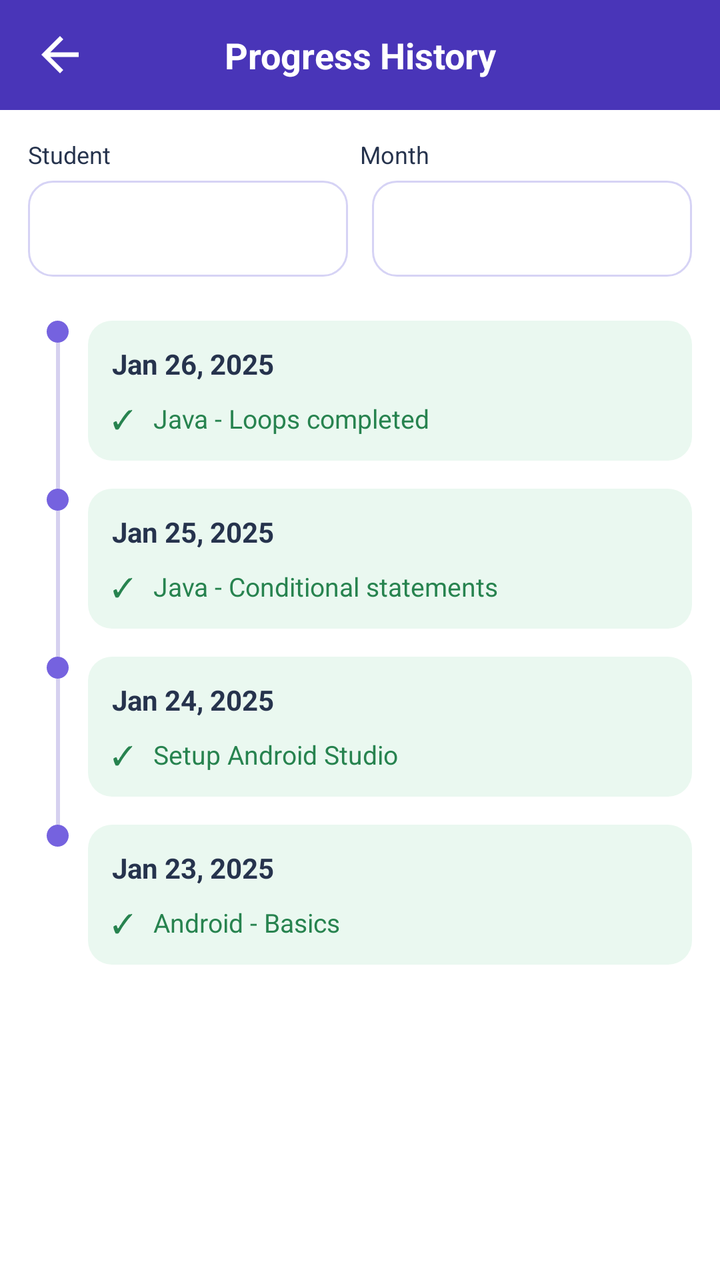
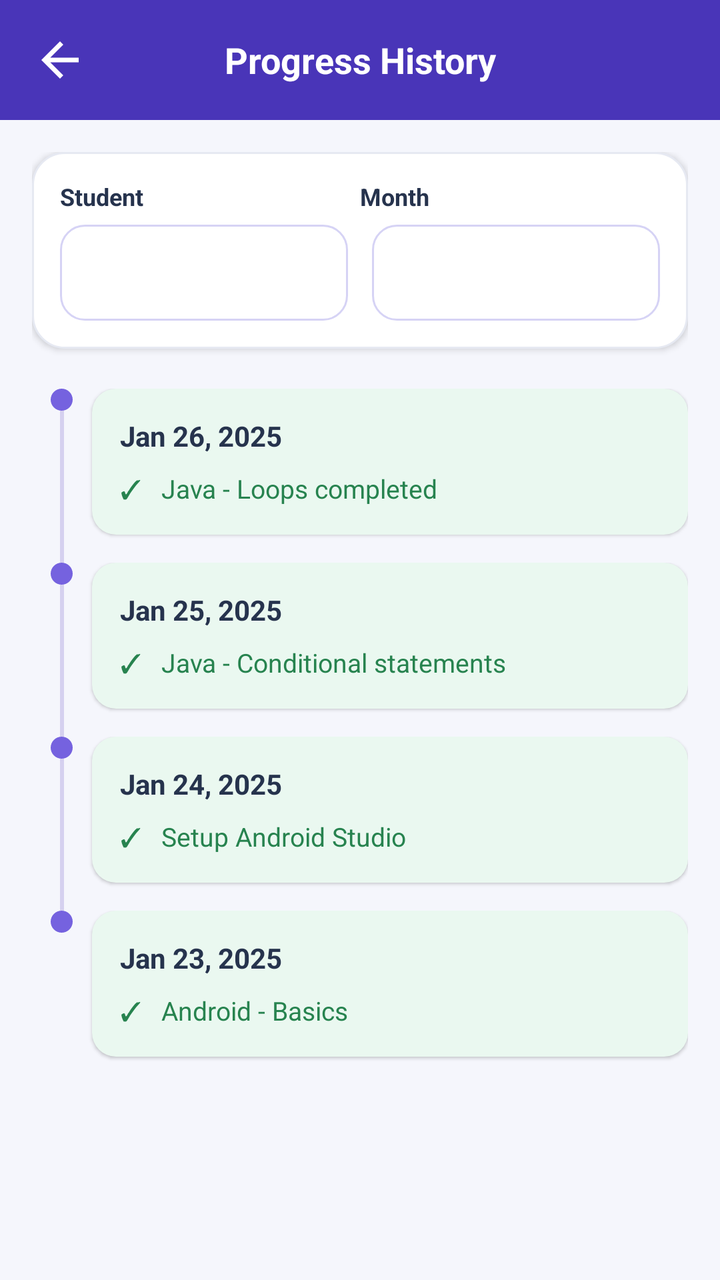

An Android layout rendered at two revisions. The XML below is the earlier revision; the diff shows what the commit changed to produce the second picture.
<!-- AndroidManifest.xml: application theme Theme.TrackPoint -->
<!-- res/layout/activity_progress_history.xml -->
<?xml version="1.0" encoding="utf-8"?>
<androidx.constraintlayout.widget.ConstraintLayout
    xmlns:android="http://schemas.android.com/apk/res/android"
    xmlns:app="http://schemas.android.com/apk/res-auto"
    android:layout_width="match_parent"
    android:layout_height="match_parent"
    android:background="#4935B8"
    android:fitsSystemWindows="true">

    
    <LinearLayout
        android:id="@+id/header"
        android:layout_width="match_parent"
        android:layout_height="55dp"
        android:orientation="horizontal"
        android:gravity="center_vertical"
        android:paddingStart="16dp"
        android:paddingEnd="16dp"
        android:background="#4935B8"
        app:layout_constraintTop_toTopOf="parent">

        <ImageView
            android:id="@+id/btnBack"
            android:layout_width="28dp"
            android:layout_height="28dp"
            android:src="@drawable/back_symbol"
            app:tint="#FFFFFF"
            android:contentDescription="Back"/>

        <TextView
            android:layout_width="0dp"
            android:layout_height="wrap_content"
            android:layout_weight="1"
            android:text="Progress History"
            android:textColor="#FFFFFF"
            android:textSize="18sp"
            android:textStyle="bold"
            android:gravity="center"/>

        <View
            android:layout_width="28dp"
            android:layout_height="28dp"/>

    </LinearLayout>

    
    <ScrollView
        android:layout_width="match_parent"
        android:layout_height="0dp"
        android:fillViewport="true"
        android:padding="14dp"
        android:background="#FFFFFF"
        app:layout_constraintTop_toBottomOf="@id/header"
        app:layout_constraintBottom_toBottomOf="parent">

        <LinearLayout
            android:layout_width="match_parent"
            android:layout_height="wrap_content"
            android:orientation="vertical">

            
            <LinearLayout
                android:layout_width="match_parent"
                android:layout_height="wrap_content"
                android:orientation="horizontal">

                <TextView
                    android:layout_width="0dp"
                    android:layout_height="wrap_content"
                    android:layout_weight="1"
                    android:text="Student"
                    android:textColor="#26334D"
                    android:textSize="12sp"/>

                <TextView
                    android:layout_width="0dp"
                    android:layout_height="wrap_content"
                    android:layout_weight="1"
                    android:text="Month"
                    android:textColor="#26334D"
                    android:textSize="12sp"/>

            </LinearLayout>

            
            <LinearLayout
                android:layout_width="match_parent"
                android:layout_height="48dp"
                android:orientation="horizontal"
                android:layout_marginTop="5dp"
                android:layout_marginBottom="22dp">

                <Spinner
                    android:id="@+id/spStudent"
                    android:layout_width="0dp"
                    android:layout_height="match_parent"
                    android:layout_weight="1"
                    android:layout_marginEnd="6dp"
                    android:background="@drawable/input_box"
                    android:paddingStart="8dp"/>

                <Spinner
                    android:id="@+id/spMonth"
                    android:layout_width="0dp"
                    android:layout_height="match_parent"
                    android:layout_weight="1"
                    android:layout_marginStart="6dp"
                    android:background="@drawable/input_box"
                    android:paddingStart="8dp"/>

            </LinearLayout>

            
            <LinearLayout
                android:layout_width="match_parent"
                android:layout_height="wrap_content"
                android:orientation="horizontal">

                <LinearLayout
                    android:layout_width="30dp"
                    android:layout_height="match_parent"
                    android:gravity="top|center_horizontal"
                    android:orientation="vertical">

                    <View
                        android:layout_width="11dp"
                        android:layout_height="11dp"
                        android:background="@drawable/timeline_dot"/>

                    <View
                        android:layout_width="2dp"
                        android:layout_height="match_parent"
                        android:background="#D5D0EF"/>

                </LinearLayout>

                <LinearLayout
                    android:layout_width="0dp"
                    android:layout_height="wrap_content"
                    android:layout_weight="1"
                    android:orientation="vertical"
                    android:padding="12dp"
                    android:layout_marginBottom="14dp"
                    android:background="@drawable/history_card">

                    <TextView
                        android:layout_width="wrap_content"
                        android:layout_height="wrap_content"
                        android:text="Jan 26, 2025"
                        android:textColor="#26334D"
                        android:textStyle="bold"
                        android:textSize="14sp"/>

                    <TextView
                        android:layout_width="match_parent"
                        android:layout_height="wrap_content"
                        android:layout_marginTop="9dp"
                        android:text="✓   Java - Loops completed"
                        android:textColor="#27834F"
                        android:textSize="13sp"/>

                </LinearLayout>

            </LinearLayout>

            
            <LinearLayout
                android:layout_width="match_parent"
                android:layout_height="wrap_content"
                android:orientation="horizontal">

                <LinearLayout
                    android:layout_width="30dp"
                    android:layout_height="match_parent"
                    android:gravity="top|center_horizontal"
                    android:orientation="vertical">

                    <View
                        android:layout_width="11dp"
                        android:layout_height="11dp"
                        android:background="@drawable/timeline_dot"/>

                    <View
                        android:layout_width="2dp"
                        android:layout_height="match_parent"
                        android:background="#D5D0EF"/>

                </LinearLayout>

                <LinearLayout
                    android:layout_width="0dp"
                    android:layout_height="wrap_content"
                    android:layout_weight="1"
                    android:orientation="vertical"
                    android:padding="12dp"
                    android:layout_marginBottom="14dp"
                    android:background="@drawable/history_card">

                    <TextView
                        android:layout_width="wrap_content"
                        android:layout_height="wrap_content"
                        android:text="Jan 25, 2025"
                        android:textColor="#26334D"
                        android:textStyle="bold"
                        android:textSize="14sp"/>

                    <TextView
                        android:layout_width="match_parent"
                        android:layout_height="wrap_content"
                        android:layout_marginTop="9dp"
                        android:text="✓   Java - Conditional statements"
                        android:textColor="#27834F"
                        android:textSize="13sp"/>

                </LinearLayout>

            </LinearLayout>

            
            <LinearLayout
                android:layout_width="match_parent"
                android:layout_height="wrap_content"
                android:orientation="horizontal">

                <LinearLayout
                    android:layout_width="30dp"
                    android:layout_height="match_parent"
                    android:gravity="top|center_horizontal"
                    android:orientation="vertical">

                    <View
                        android:layout_width="11dp"
                        android:layout_height="11dp"
                        android:background="@drawable/timeline_dot"/>

                    <View
                        android:layout_width="2dp"
                        android:layout_height="match_parent"
                        android:background="#D5D0EF"/>

                </LinearLayout>

                <LinearLayout
                    android:layout_width="0dp"
                    android:layout_height="wrap_content"
                    android:layout_weight="1"
                    android:orientation="vertical"
                    android:padding="12dp"
                    android:layout_marginBottom="14dp"
                    android:background="@drawable/history_card">

                    <TextView
                        android:layout_width="wrap_content"
                        android:layout_height="wrap_content"
                        android:text="Jan 24, 2025"
                        android:textColor="#26334D"
                        android:textStyle="bold"
                        android:textSize="14sp"/>

                    <TextView
                        android:layout_width="match_parent"
                        android:layout_height="wrap_content"
                        android:layout_marginTop="9dp"
                        android:text="✓   Setup Android Studio"
                        android:textColor="#27834F"
                        android:textSize="13sp"/>

                </LinearLayout>

            </LinearLayout>

            
            <LinearLayout
                android:layout_width="match_parent"
                android:layout_height="wrap_content"
                android:orientation="horizontal">

                <LinearLayout
                    android:layout_width="30dp"
                    android:layout_height="match_parent"
                    android:gravity="top|center_horizontal"
                    android:orientation="vertical">

                    <View
                        android:layout_width="11dp"
                        android:layout_height="11dp"
                        android:background="@drawable/timeline_dot"/>

                </LinearLayout>

                <LinearLayout
                    android:layout_width="0dp"
                    android:layout_height="wrap_content"
                    android:layout_weight="1"
                    android:orientation="vertical"
                    android:padding="12dp"
                    android:layout_marginBottom="14dp"
                    android:background="@drawable/history_card">

                    <TextView
                        android:layout_width="wrap_content"
                        android:layout_height="wrap_content"
                        android:text="Jan 23, 2025"
                        android:textColor="#26334D"
                        android:textStyle="bold"
                        android:textSize="14sp"/>

                    <TextView
                        android:layout_width="match_parent"
                        android:layout_height="wrap_content"
                        android:layout_marginTop="9dp"
                        android:text="✓   Android - Basics"
                        android:textColor="#27834F"
                        android:textSize="13sp"/>

                </LinearLayout>

            </LinearLayout>

        </LinearLayout>

    </ScrollView>

</androidx.constraintlayout.widget.ConstraintLayout>
<!-- resources referenced by this layout -->
<resources>
  <!-- drawable back_symbol (drawable) -->
  <vector xmlns:android="http://schemas.android.com/apk/res/android" android:autoMirrored="true" android:height="24dp" android:tint="#000000" android:viewportHeight="24" android:viewportWidth="24" android:width="24dp">
        
      <path android:fillColor="@android:color/white" android:pathData="M20,11H7.83l5.59,-5.59L12,4l-8,8 8,8 1.41,-1.41L7.83,13H20v-2z"/>
      
  </vector>
  <!-- drawable history_card (drawable) -->
  <shape xmlns:android="http://schemas.android.com/apk/res/android">
  
      <solid android:color="#EAF8F0"/>
  
      <corners android:radius="12dp"/>
  
  </shape>
  <!-- drawable input_box (drawable) -->
  <?xml version="1.0" encoding="utf-8"?>
  <shape xmlns:android="http://schemas.android.com/apk/res/android"
      android:shape="rectangle">
  
      <solid android:color="#FFFFFF" />
  
      <stroke
          android:width="1dp"
          android:color="#D6D3F5" />
  
      <corners android:radius="12dp" />
  
      <padding
          android:left="12dp"
          android:right="12dp"
          android:top="4dp"
          android:bottom="4dp" />
  
  </shape>
  <!-- drawable timeline_dot (drawable) -->
  <shape xmlns:android="http://schemas.android.com/apk/res/android"
      android:shape="oval">
  
      <solid android:color="#7562DF"/>
  
  </shape>
  <style name="Theme.TrackPoint" parent="Base.Theme.TrackPoint" />
  <style name="Base.Theme.TrackPoint" parent="Theme.Material3.DayNight.NoActionBar">
          
          
      </style>
</resources>

<!-- the commit's change to res/layout/activity_progress_history.xml (unified diff, before → after) -->
@@ -11,7 +11,7 @@
     <LinearLayout
         android:id="@+id/header"
         android:layout_width="match_parent"
-        android:layout_height="55dp"
+        android:layout_height="60dp"
         android:orientation="horizontal"
         android:gravity="center_vertical"
         android:paddingStart="16dp"
@@ -48,8 +48,8 @@
         android:layout_width="match_parent"
         android:layout_height="0dp"
         android:fillViewport="true"
-        android:padding="14dp"
-        android:background="#FFFFFF"
+        android:padding="16dp"
+        android:background="#F5F6FC"
         app:layout_constraintTop_toBottomOf="@id/header"
         app:layout_constraintBottom_toBottomOf="parent">
 
@@ -62,51 +62,66 @@
             <LinearLayout
                 android:layout_width="match_parent"
                 android:layout_height="wrap_content"
-                android:orientation="horizontal">
-
-                <TextView
-                    android:layout_width="0dp"
-                    android:layout_height="wrap_content"
-                    android:layout_weight="1"
-                    android:text="Student"
-                    android:textColor="#26334D"
-                    android:textSize="12sp"/>
-
-                <TextView
-                    android:layout_width="0dp"
-                    android:layout_height="wrap_content"
-                    android:layout_weight="1"
-                    android:text="Month"
-                    android:textColor="#26334D"
-                    android:textSize="12sp"/>
-
-            </LinearLayout>
-
-            
-            <LinearLayout
-                android:layout_width="match_parent"
-                android:layout_height="48dp"
-                android:orientation="horizontal"
-                android:layout_marginTop="5dp"
-                android:layout_marginBottom="22dp">
-
-                <Spinner
-                    android:id="@+id/spStudent"
-                    android:layout_width="0dp"
-                    android:layout_height="match_parent"
-                    android:layout_weight="1"
-                    android:layout_marginEnd="6dp"
-                    android:background="@drawable/input_box"
-                    android:paddingStart="8dp"/>
-
-                <Spinner
-                    android:id="@+id/spMonth"
-                    android:layout_width="0dp"
-                    android:layout_height="match_parent"
-                    android:layout_weight="1"
-                    android:layout_marginStart="6dp"
-                    android:background="@drawable/input_box"
-                    android:paddingStart="8dp"/>
+                android:orientation="vertical"
+                android:padding="14dp"
+                android:background="@drawable/action_card"
+                android:elevation="2dp"
+                android:layout_marginBottom="20dp">
+
+                
+                <LinearLayout
+                    android:layout_width="match_parent"
+                    android:layout_height="wrap_content"
+                    android:orientation="horizontal">
+
+                    <TextView
+                        android:layout_width="0dp"
+                        android:layout_height="wrap_content"
+                        android:layout_weight="1"
+                        android:text="Student"
+                        android:textColor="#26334D"
+                        android:textStyle="bold"
+                        android:textSize="12sp"/>
+
+                    <TextView
+                        android:layout_width="0dp"
+                        android:layout_height="wrap_content"
+                        android:layout_weight="1"
+                        android:text="Month"
+                        android:textColor="#26334D"
+                        android:textStyle="bold"
+                        android:textSize="12sp"/>
+
+                </LinearLayout>
+
+                
+                <LinearLayout
+                    android:layout_width="match_parent"
+                    android:layout_height="48dp"
+                    android:orientation="horizontal"
+                    android:layout_marginTop="6dp">
+
+                    <Spinner
+                        android:id="@+id/spStudent"
+                        android:layout_width="0dp"
+                        android:layout_height="match_parent"
+                        android:layout_weight="1"
+                        android:layout_marginEnd="6dp"
+                        android:background="@drawable/input_box"
+                        android:paddingStart="8dp"
+                        android:paddingEnd="8dp"/>
+
+                    <Spinner
+                        android:id="@+id/spMonth"
+                        android:layout_width="0dp"
+                        android:layout_height="match_parent"
+                        android:layout_weight="1"
+                        android:layout_marginStart="6dp"
+                        android:background="@drawable/input_box"
+                        android:paddingStart="8dp"
+                        android:paddingEnd="8dp"/>
+
+                </LinearLayout>
 
             </LinearLayout>
 
@@ -139,9 +154,10 @@
                     android:layout_height="wrap_content"
                     android:layout_weight="1"
                     android:orientation="vertical"
-                    android:padding="12dp"
+                    android:padding="14dp"
                     android:layout_marginBottom="14dp"
-                    android:background="@drawable/history_card">
+                    android:background="@drawable/history_card"
+                    android:elevation="1dp">
 
                     <TextView
                         android:layout_width="wrap_content"
@@ -154,7 +170,7 @@
                     <TextView
                         android:layout_width="match_parent"
                         android:layout_height="wrap_content"
-                        android:layout_marginTop="9dp"
+                        android:layout_marginTop="8dp"
                         android:text="✓   Java - Loops completed"
                         android:textColor="#27834F"
                         android:textSize="13sp"/>
@@ -192,9 +208,10 @@
                     android:layout_height="wrap_content"
                     android:layout_weight="1"
                     android:orientation="vertical"
-                    android:padding="12dp"
+                    android:padding="14dp"
                     android:layout_marginBottom="14dp"
-                    android:background="@drawable/history_card">
+                    android:background="@drawable/history_card"
+                    android:elevation="1dp">
 
                     <TextView
                         android:layout_width="wrap_content"
@@ -207,7 +224,7 @@
                     <TextView
                         android:layout_width="match_parent"
                         android:layout_height="wrap_content"
-                        android:layout_marginTop="9dp"
+                        android:layout_marginTop="8dp"
                         android:text="✓   Java - Conditional statements"
                         android:textColor="#27834F"
                         android:textSize="13sp"/>
@@ -245,9 +262,10 @@
                     android:layout_height="wrap_content"
                     android:layout_weight="1"
                     android:orientation="vertical"
-                    android:padding="12dp"
+                    android:padding="14dp"
                     android:layout_marginBottom="14dp"
-                    android:background="@drawable/history_card">
+                    android:background="@drawable/history_card"
+                    android:elevation="1dp">
 
                     <TextView
                         android:layout_width="wrap_content"
@@ -260,7 +278,7 @@
                     <TextView
                         android:layout_width="match_parent"
                         android:layout_height="wrap_content"
-                        android:layout_marginTop="9dp"
+                        android:layout_marginTop="8dp"
                         android:text="✓   Setup Android Studio"
                         android:textColor="#27834F"
                         android:textSize="13sp"/>
@@ -293,9 +311,10 @@
                     android:layout_height="wrap_content"
                     android:layout_weight="1"
                     android:orientation="vertical"
-                    android:padding="12dp"
+                    android:padding="14dp"
                     android:layout_marginBottom="14dp"
-                    android:background="@drawable/history_card">
+                    android:background="@drawable/history_card"
+                    android:elevation="1dp">
 
                     <TextView
                         android:layout_width="wrap_content"
@@ -308,7 +327,7 @@
                     <TextView
                         android:layout_width="match_parent"
                         android:layout_height="wrap_content"
-                        android:layout_marginTop="9dp"
+                        android:layout_marginTop="8dp"
                         android:text="✓   Android - Basics"
                         android:textColor="#27834F"
                         android:textSize="13sp"/>
<!-- resource entries referenced after the edit -->
@@ -1,5 +1,11 @@
 <!-- resources referenced by this layout -->
 <resources>
+  <!-- drawable action_card (drawable) -->
+  <shape xmlns:android="http://schemas.android.com/apk/res/android">
+      <solid android:color="#FFFFFF"/>
+      <stroke android:width="1dp" android:color="#E6E9F2"/>
+      <corners android:radius="16dp"/>
+  </shape>
   <!-- drawable back_symbol (drawable) -->
   <vector xmlns:android="http://schemas.android.com/apk/res/android" android:autoMirrored="true" android:height="24dp" android:tint="#000000" android:viewportHeight="24" android:viewportWidth="24" android:width="24dp">
         
